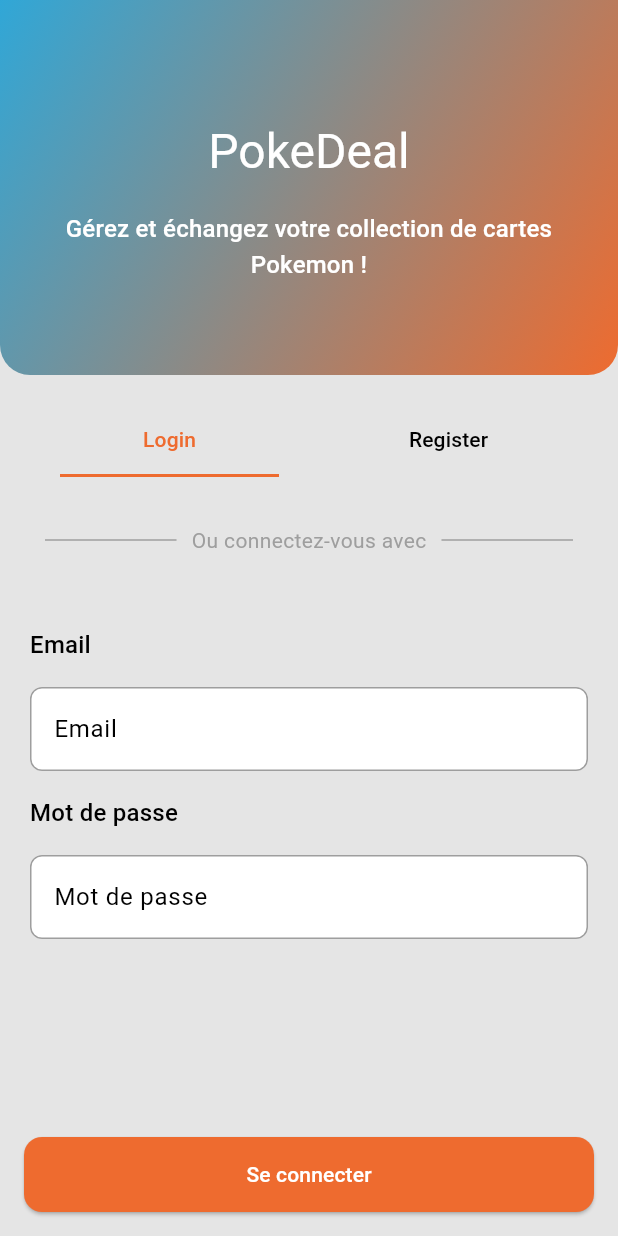
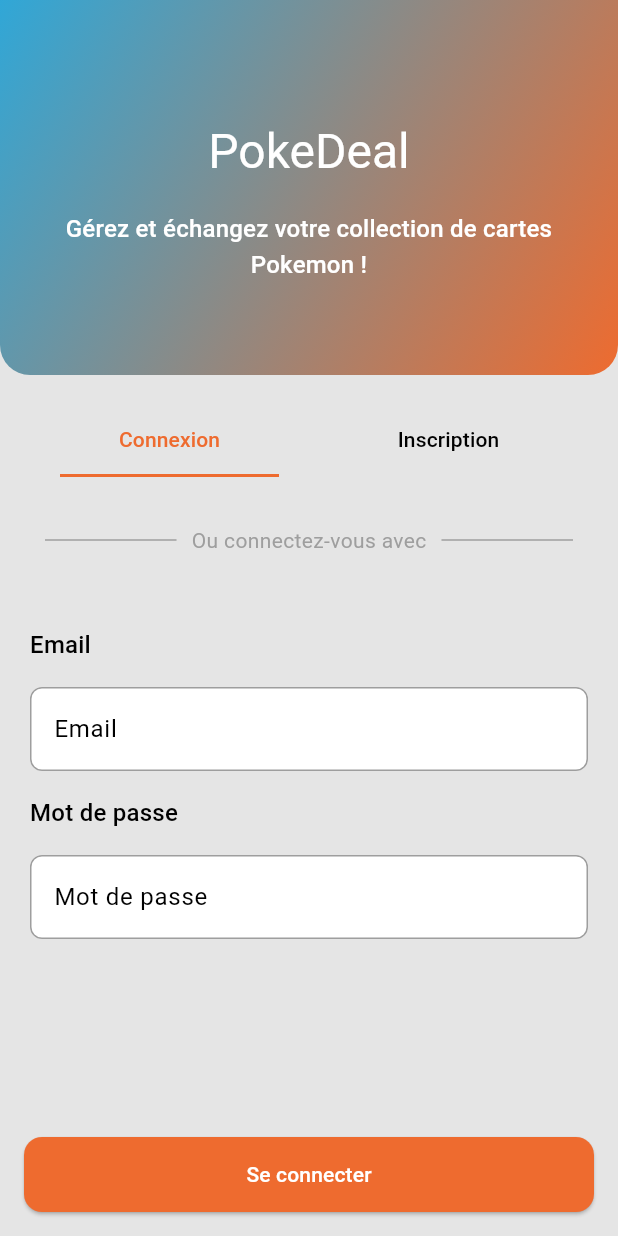
Before and after one commit to AventeL/PokeDeal, a Flutter app: the screen it shows after launch, on a phone screen of 412 x 824 dp. Run offline on Flutter 3.47's test engine with Material 3 defaults, Android fonts, the phone set to English and light mode, and no system bars; our stand-ins replace bloc, equatable, flutter_bloc, get_it, go_router, supabase_flutter; accounts and stored records are empty.

```diff
--- a/lib/features/authentication/presentation/pages/authentication_page.dart
+++ b/lib/features/authentication/presentation/pages/authentication_page.dart
@@ -120,8 +120,8 @@
                                   controller: _tabController,
                                   indicatorSize: TabBarIndicatorSize.tab,
                                   tabs: const [
-                                    Tab(text: 'Login'),
-                                    Tab(text: 'Register'),
+                                    Tab(text: 'Connexion'),
+                                    Tab(text: 'Inscription'),
                                   ],
                                   indicatorPadding: const EdgeInsets.symmetric(
                                     horizontal: 20,
```
Also changed, not shown: 3 other files.
